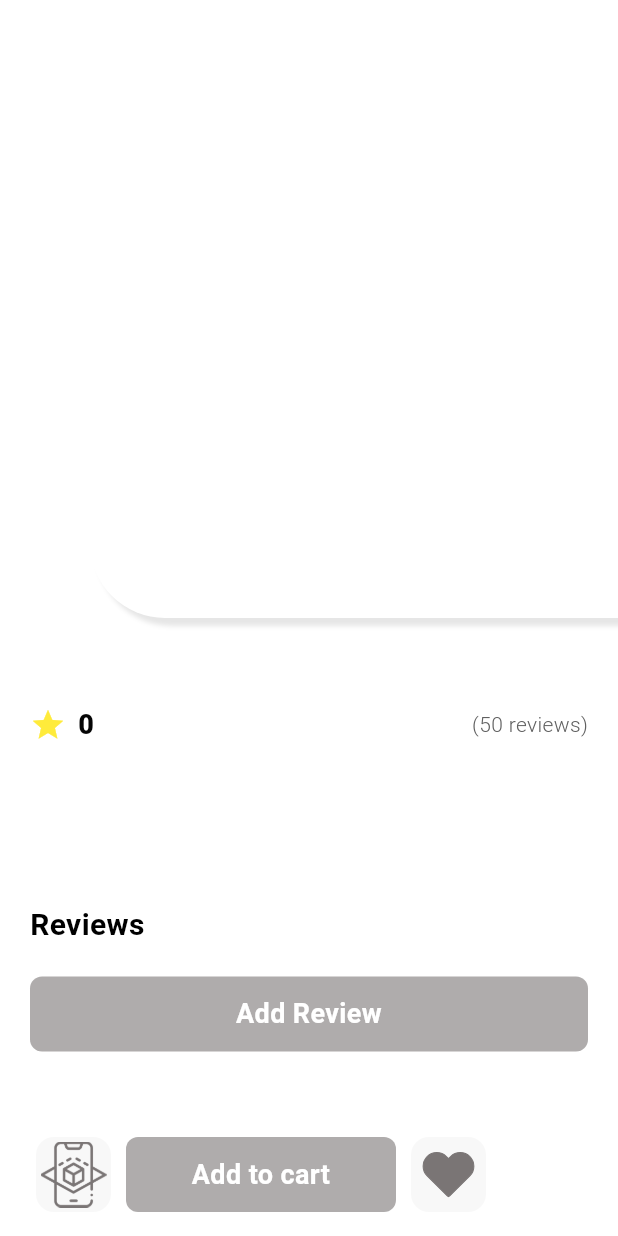
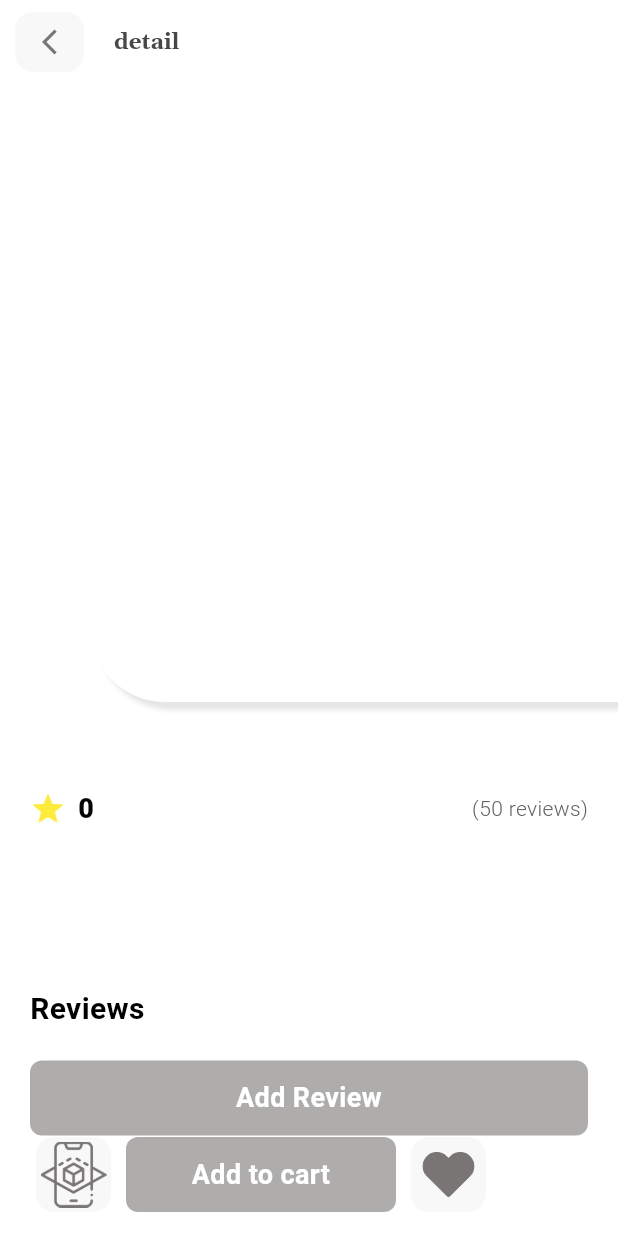
Before and after one commit to aya-djihane/MYHB, a Flutter app: the ProductDetails screen opened directly with empty values, on a phone screen of 412 x 824 dp. Run offline on Flutter 3.47's test engine with Material 3 defaults, Android fonts, the phone set to English and light mode, and no system bars; our stand-ins replace camera, cloud_firestore, connectivity, firebase_auth, firebase_core, firebase_messaging and 13 more; missing offline and left inert: dart:ffi, model_viewer_plus; accounts and stored records are empty; Roboto replaces fonts that are missing (Glassio, Nunito Sans); project files that could hold a hidden picture were left out.

Commit message:
review Update

```diff
--- a/lib/screens/product_details.dart
+++ b/lib/screens/product_details.dart
@@ -371,6 +371,44 @@ class _ProductDetailsState extends State<ProductDetails> {
     var media= MediaQuery.of(context).size;
     return Scaffold(
       backgroundColor: Colors.white,
+      appBar: AppBar(
+        title:  Text(
+          "${widget.cardinfo.name} detail" ?? "",
+          style: const TextStyle(
+            fontFamily: "Gelasio",
+            fontSize: 15,
+            fontWeight: FontWeight.w300,
+            color: Color(0xff494646),
+            height: 30 / 24,
+          ),
+          textAlign: TextAlign.left,
+        ),
+        backgroundColor: AppColors.white,
+        leading:
+          Padding(
+            padding: const EdgeInsets.only(left: 10.0,top: 8,bottom: 8),
+            child: GestureDetector(
+              onTap: (){
+                Get.back();
+              },
+              child: Container(
+                width: 50,
+                height: 50,
+                decoration: ShapeDecoration(
+                  color: AppColors.greylight,
+                  shape: RoundedRectangleBorder(
+                    borderRadius: BorderRadius.circular(12),
+                  ),
+                ),
+                child:  const Padding(
+                  padding: EdgeInsets.all(5.0),
+                  child: Icon(Icons.arrow_back_ios_new_outlined,color: AppColors.darkGrey,size: 20,),
+                ),
+              ),
+            ),
+          ),
+
+      ),
       body: SingleChildScrollView(
         child: Column(
           mainAxisAlignment: MainAxisAlignment.start,
@@ -484,6 +522,7 @@ class _ProductDetailsState extends State<ProductDetails> {
 
                     ),
                   ),
+
                 ],
               ),
             ),
```
